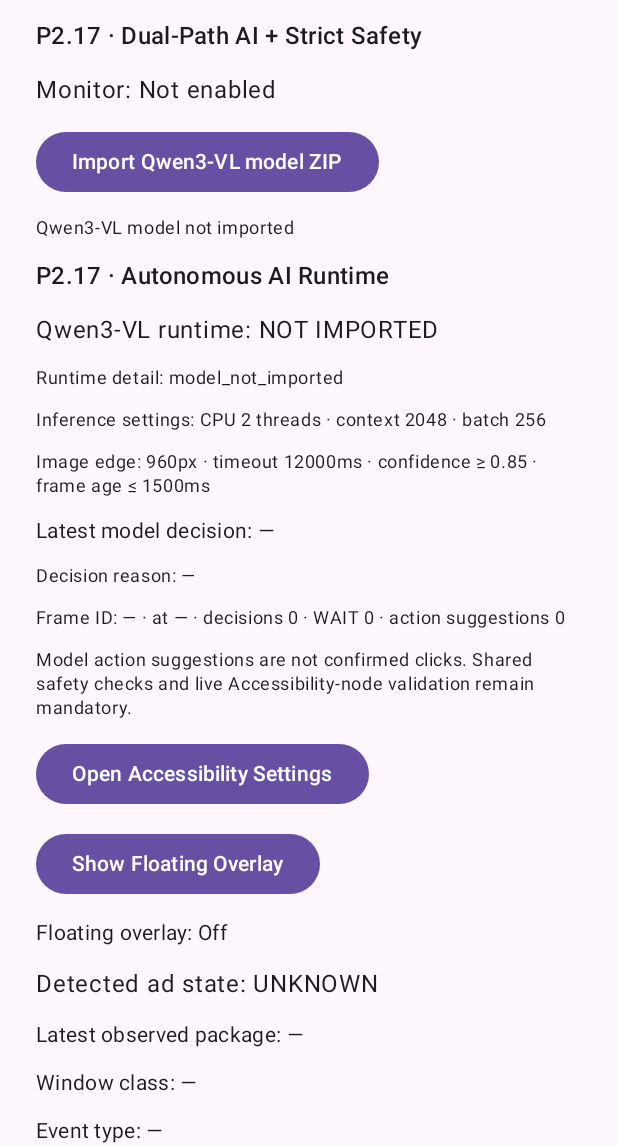
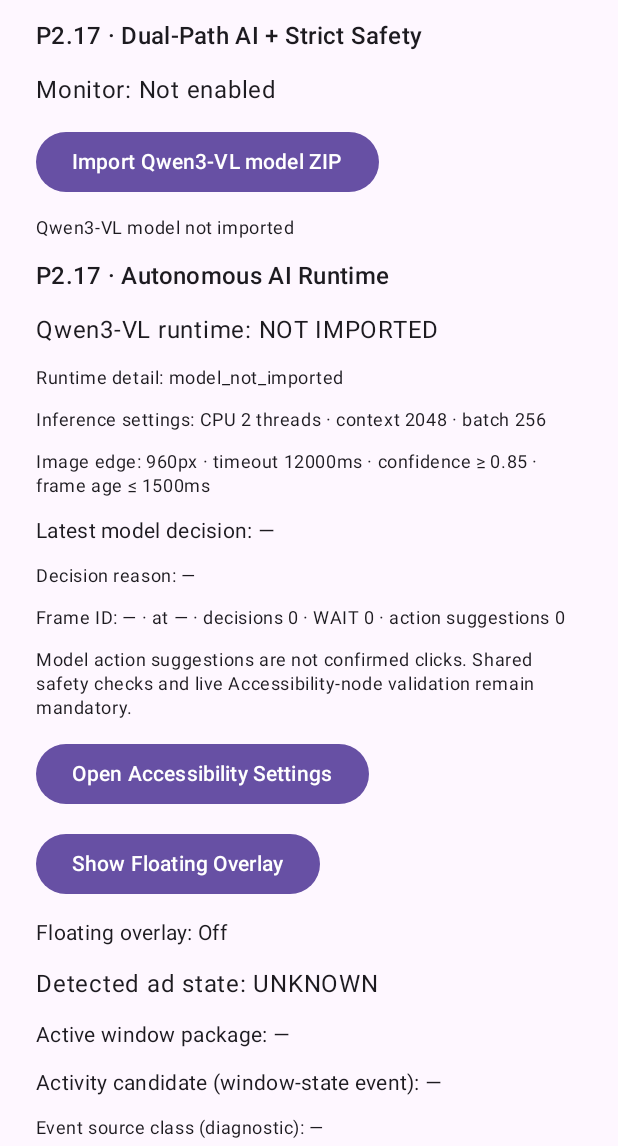
Before and after one commit to kenznguyen/Smart-Ad-Skip, an Android app built with Jetpack Compose: the screen it shows after launch (MainActivity), on a phone screen of 412 x 824 dp, the part 90-1236 px from its top. Run offline under Robolectric (Android 15) with nearby library versions, the phone set to English and light mode, and no system bars; our stand-ins replace AdMob.

Commit message:
fix: clarify active package and Activity diagnostics

```diff
--- a/app/src/main/java/com/kenznguyen/smartadskip/MainActivity.kt
+++ b/app/src/main/java/com/kenznguyen/smartadskip/MainActivity.kt
@@ -176,8 +176,9 @@ private fun AccessibilityMonitorScreen() {
         }
         Text("Floating overlay: ${if (overlayRequested) "Requested" else "Off"}", style = MaterialTheme.typography.bodyMedium)
         Text("Detected ad state: $displayedAdState", style = MaterialTheme.typography.bodyLarge)
-        Text("Latest observed package: ${currentSnapshot?.packageName ?: "—"}", style = MaterialTheme.typography.bodyMedium)
-        Text("Window class: ${currentSnapshot?.windowClassName ?: "—"}", style = MaterialTheme.typography.bodyMedium)
+        Text("Active window package: ${currentSnapshot?.packageName ?: "—"}", style = MaterialTheme.typography.bodyMedium)
+        Text("Activity candidate (window-state event): ${currentSnapshot?.activityClassName ?: "—"}", style = MaterialTheme.typography.bodyMedium)
+        Text("Event source class (diagnostic): ${currentSnapshot?.windowClassName ?: "—"}", style = MaterialTheme.typography.bodySmall)
         Text("Event type: ${currentSnapshot?.eventType?.toString() ?: "—"}", style = MaterialTheme.typography.bodyMedium)
         Text(
             "Structural nodes: ${currentSnapshot?.structuralNodes?.size?.toString() ?: "—"} · Clickable: ${currentSnapshot?.clickableNodeCount?.toString() ?: "—"}",
```
